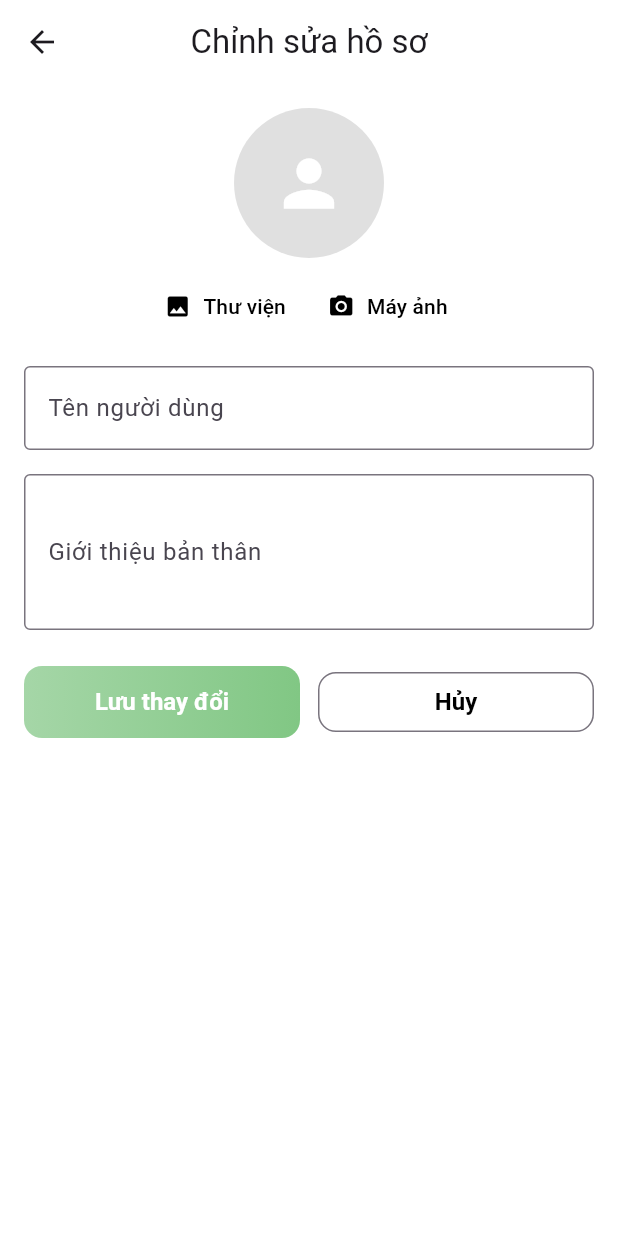
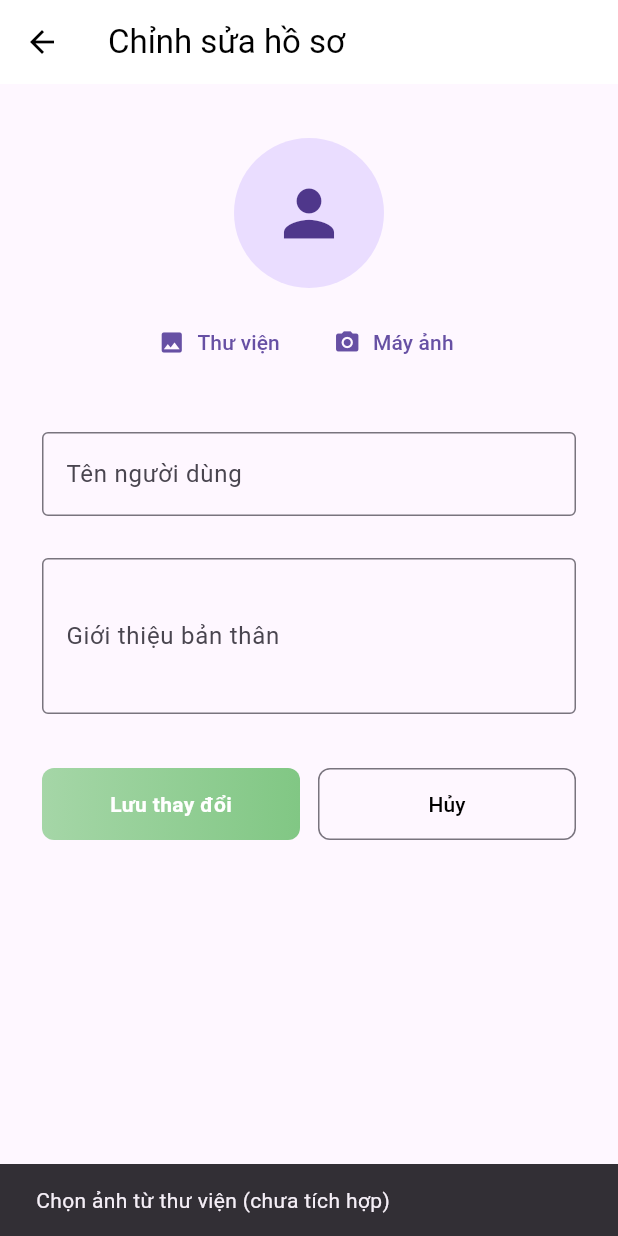
Before and after one commit to Duy1508/Android-app, a Flutter app: the EditProfileScreen screen opened directly with empty values, after a tap on "Thư viện", on a phone screen of 412 x 824 dp. Run offline on Flutter 3.47's test engine with Material 3 defaults, Android fonts, the phone set to English and light mode, and no system bars; our stand-ins replace cloud_firestore, firebase_auth, firebase_core, firebase_messaging, firebase_storage, image_picker; accounts and stored records are empty.

Commit message:
16/12 done

```diff
--- a/lib/screens/editprofile_screen.dart
+++ b/lib/screens/editprofile_screen.dart
@@ -1,12 +1,9 @@
 import 'package:flutter/material.dart';
 import 'package:cloud_firestore/cloud_firestore.dart';
-import 'dart:io';
-import 'package:image_picker/image_picker.dart';
-import 'package:firebase_storage/firebase_storage.dart';
+import 'package:firebase_auth/firebase_auth.dart';
 
 class EditProfileScreen extends StatefulWidget {
   final String userId;
-
   const EditProfileScreen({super.key, required this.userId});
 
   @override
@@ -14,11 +11,12 @@ class EditProfileScreen extends StatefulWidget {
 }
 
 class _EditProfileScreenState extends State<EditProfileScreen> {
-  final TextEditingController _nameController = TextEditingController();
-  final TextEditingController _bioController = TextEditingController();
-  String? avatarUrl;
-  File? _selectedImage;
-  bool isLoading = true;
+  final _formKey = GlobalKey<FormState>();
+  final _usernameController = TextEditingController();
+  final _bioController = TextEditingController();
+
+  String? _avatarUrl;
+  bool _isLoading = false;
 
   @override
   void initState() {
@@ -27,135 +25,131 @@ class _EditProfileScreenState extends State<EditProfileScreen> {
   }
 
   Future<void> _loadUserData() async {
+    setState(() => _isLoading = true);
+    try {
       final doc = await FirebaseFirestore.instance.collection('users').doc(widget.userId).get();
-    final data = doc.data();
-    if (data != null) {
-      _nameController.text = data['name'] ?? '';
+      if (doc.exists) {
+        final data = doc.data()!;
+        _usernameController.text = data['username'] ?? '';
         _bioController.text = data['bio'] ?? '';
-      avatarUrl = data['avatarUrl'];
+        _avatarUrl = data['avatarUrl'];
       }
-    setState(() => isLoading = false);
-  }
-
-  Future<void> _pickImage(ImageSource source) async {
-    final picker = ImagePicker();
-    final pickedFile = await picker.pickImage(source: source, imageQuality: 75);
-    if (pickedFile != null) {
-      setState(() => _selectedImage = File(pickedFile.path));
+    } catch (e) {
+      ScaffoldMessenger.of(context).showSnackBar(
+        SnackBar(content: Text('Lỗi tải dữ liệu: $e')),
+      );
+    } finally {
+      if (mounted) setState(() => _isLoading = false);
     }
   }
 
-  Future<String> _uploadImage(File imageFile) async {
-    final ref = FirebaseStorage.instance
-        .ref()
-        .child('avatars')
-        .child('${widget.userId}.jpg');
-    await ref.putFile(imageFile);
-    return await ref.getDownloadURL();
+  Future<void> _saveProfile() async {
+    if (!_formKey.currentState!.validate()) return;
+
+    setState(() => _isLoading = true);
+    try {
+      await FirebaseFirestore.instance.collection('users').doc(widget.userId).update({
+        'username': _usernameController.text.trim(),
+        'bio': _bioController.text.trim(),
+        'avatarUrl': _avatarUrl ?? '',
+      });
+
+      if (mounted) {
+        ScaffoldMessenger.of(context).showSnackBar(
+          const SnackBar(content: Text('Cập nhật hồ sơ thành công!')),
+        );
+        Navigator.pop(context);
+      }
+    } catch (e) {
+      if (mounted) {
+        ScaffoldMessenger.of(context).showSnackBar(
+          SnackBar(content: Text('Lỗi khi lưu: $e')),
+        );
+      }
+    } finally {
+      if (mounted) setState(() => _isLoading = false);
+    }
   }
 
-  bool _isValidName(String name) {
-    final regex = RegExp(r'^[a-zA-ZÀ-ỹ\s]+$');
-    return regex.hasMatch(name.trim());
+  void _pickFromGallery() {
+    ScaffoldMessenger.of(context).showSnackBar(
+      const SnackBar(content: Text('Chọn ảnh từ thư viện (chưa tích hợp)')),
+    );
   }
 
-  Future<void> _saveChanges() async {
-    final name = _nameController.text.trim();
-
-    if (!_isValidName(name)) {
+  void _pickFromCamera() {
     ScaffoldMessenger.of(context).showSnackBar(
-        const SnackBar(content: Text('Tên không được chứa ký tự đặc biệt hoặc số')),
+      const SnackBar(content: Text('Chụp ảnh từ máy ảnh (chưa tích hợp)')),
     );
-      return;
   }
 
-    String? newAvatarUrl = avatarUrl;
-
-    if (_selectedImage != null) {
-      newAvatarUrl = await _uploadImage(_selectedImage!);
-    }
-
-    await FirebaseFirestore.instance.collection('users').doc(widget.userId).update({
-      'name': name,
-      'bio': _bioController.text,
-      'avatarUrl': newAvatarUrl ?? '',
-    });
-
-    ScaffoldMessenger.of(context).showSnackBar(
-      const SnackBar(content: Text('Đã lưu thay đổi thành công')),
-    );
-
-    Navigator.pop(context);
+  @override
+  void dispose() {
+    _usernameController.dispose();
+    _bioController.dispose();
+    super.dispose();
   }
 
   @override
   Widget build(BuildContext context) {
-    if (isLoading) {
-      return const Scaffold(
-        body: Center(child: CircularProgressIndicator()),
-      );
-    }
-
-    ImageProvider<Object>? displayImage;
-
-    if (_selectedImage != null) {
-      displayImage = FileImage(_selectedImage!);
-    } else if (avatarUrl != null && avatarUrl!.isNotEmpty) {
-      displayImage = NetworkImage(avatarUrl!);
-    }
-
     return Scaffold(
       appBar: AppBar(
+        title: const Text('Chỉnh sửa hồ sơ'),
         backgroundColor: Colors.white,
-        title: const Text('Chỉnh sửa hồ sơ'),
-        centerTitle: true,
+        foregroundColor: Colors.black,
+        elevation: 0,
       ),
-      backgroundColor: Colors.white,
-      body: Padding(
-        padding: const EdgeInsets.all(16),
+      body: _isLoading
+          ? const Center(child: CircularProgressIndicator())
+          : Form(
+        key: _formKey,
+        child: ListView(
+          padding: const EdgeInsets.symmetric(horizontal: 28, vertical: 36),
+          children: [
+            Center(
               child: Column(
                 children: [
                   CircleAvatar(
                     radius: 50,
-              backgroundColor: Colors.grey.shade300,
-              backgroundImage: displayImage,
-              child: displayImage == null
-                  ? const Icon(Icons.person, size: 50, color: Colors.white)
+                    backgroundImage: _avatarUrl != null && _avatarUrl!.isNotEmpty
+                        ? NetworkImage(_avatarUrl!)
+                        : null,
+                    child: _avatarUrl == null || _avatarUrl!.isEmpty
+                        ? const Icon(Icons.person, size: 50)
                         : null,
                   ),
-            const SizedBox(height: 8),
+                  const SizedBox(height: 12),
                   Row(
                     mainAxisAlignment: MainAxisAlignment.center,
                     children: [
                       TextButton.icon(
-                  icon: const Icon(Icons.photo, color: Colors.black), // ✅ icon màu đen
+                        onPressed: _pickFromGallery,
+                        icon: const Icon(Icons.photo),
                         label: const Text('Thư viện'),
-                  style: TextButton.styleFrom(
-                    foregroundColor: Colors.black, // ✅ chữ màu đen
                       ),
-                  onPressed: () => _pickImage(ImageSource.gallery),
-                ),
+                      const SizedBox(width: 8),
                       TextButton.icon(
-                  icon: const Icon(Icons.camera_alt, color: Colors.black), // ✅ icon màu đen
+                        onPressed: _pickFromCamera,
+                        icon: const Icon(Icons.camera_alt),
                         label: const Text('Máy ảnh'),
-                  style: TextButton.styleFrom(
-                    foregroundColor: Colors.black, // ✅ chữ màu đen
-                  ),
-                  onPressed: () => _pickImage(ImageSource.camera),
                       ),
                     ],
                   ),
-
-            const SizedBox(height: 16),
-            TextField(
-              controller: _nameController,
+                ],
+              ),
+            ),
+            const SizedBox(height: 36),
+            TextFormField(
+              controller: _usernameController,
               decoration: const InputDecoration(
                 labelText: 'Tên người dùng',
                 border: OutlineInputBorder(),
               ),
+              validator: (value) =>
+              value == null || value.isEmpty ? 'Vui lòng nhập tên' : null,
             ),
-            const SizedBox(height: 16),
-            TextField(
+            const SizedBox(height: 28),
+            TextFormField(
               controller: _bioController,
               decoration: const InputDecoration(
                 labelText: 'Giới thiệu bản thân',
@@ -163,62 +157,49 @@ class _EditProfileScreenState extends State<EditProfileScreen> {
               ),
               maxLines: 3,
             ),
-            const SizedBox(height: 24),
+            const SizedBox(height: 36),
             Row(
               children: [
                 Expanded(
+                  child: InkWell(
+                    onTap: _isLoading ? null : _saveProfile,
                     child: Container(
+                      padding: const EdgeInsets.symmetric(vertical: 14),
                       decoration: BoxDecoration(
                         gradient: const LinearGradient(
                           colors: [Color(0xFFA5D6A7), Color(0xFF81C784)],
                         ),
-                      borderRadius: BorderRadius.circular(12),
+                        borderRadius: BorderRadius.circular(8),
                       ),
-                    child: ElevatedButton(
-                      onPressed: _saveChanges,
-                      style: ElevatedButton.styleFrom(
-                        backgroundColor: Colors.transparent, // nền trong suốt để lộ gradient
-                        shadowColor: Colors.transparent,
-                        shape: RoundedRectangleBorder(
-                          borderRadius: BorderRadius.circular(12),
-                        ),
-                        foregroundColor: Colors.white, // ✅ chữ trắng
-                        textStyle: const TextStyle(
-                          fontSize: 16,
+                      alignment: Alignment.center,
+                      child: _isLoading
+                          ? const CircularProgressIndicator(color: Colors.white)
+                          : const Text(
+                        'Lưu thay đổi',
+                        style: TextStyle(
+                          color: Colors.white,
                           fontWeight: FontWeight.bold,
                         ),
                       ),
-                      child: const Text('Lưu thay đổi'),
                     ),
                   ),
                 ),
                 const SizedBox(width: 12),
                 Expanded(
-                  child: Container(
-                    decoration: BoxDecoration(
-                      borderRadius: BorderRadius.circular(12), // ✅ bo góc giống nút lưu
-                      color: Colors.white, // nền trắng
-                    ),
                   child: OutlinedButton(
                     onPressed: () => Navigator.pop(context),
                     style: OutlinedButton.styleFrom(
-                        backgroundColor: Colors.transparent,
-                        shadowColor: Colors.transparent,
+                      foregroundColor: Colors.black,
+                      padding: const EdgeInsets.symmetric(vertical: 14),
                       shape: RoundedRectangleBorder(
-                          borderRadius: BorderRadius.circular(12),
-                        ),
-                        foregroundColor: Colors.black, // chữ đen
-                        textStyle: const TextStyle(
-                          fontSize: 16,
-                          fontWeight: FontWeight.bold,
+                        borderRadius: BorderRadius.circular(8), // bo góc giống nút lưu
                       ),
                     ),
                     child: const Text('Hủy'),
                   ),
                 ),
+              ],
             ),
-              ],
-            )
           ],
         ),
       ),
```
Also changed, not shown: lib/screens/feed_screen.dart (+16 -2 lines), lib/screens/register_screen.dart (+78 -66 lines). Lines whose indentation alone changed are shown as unchanged.
